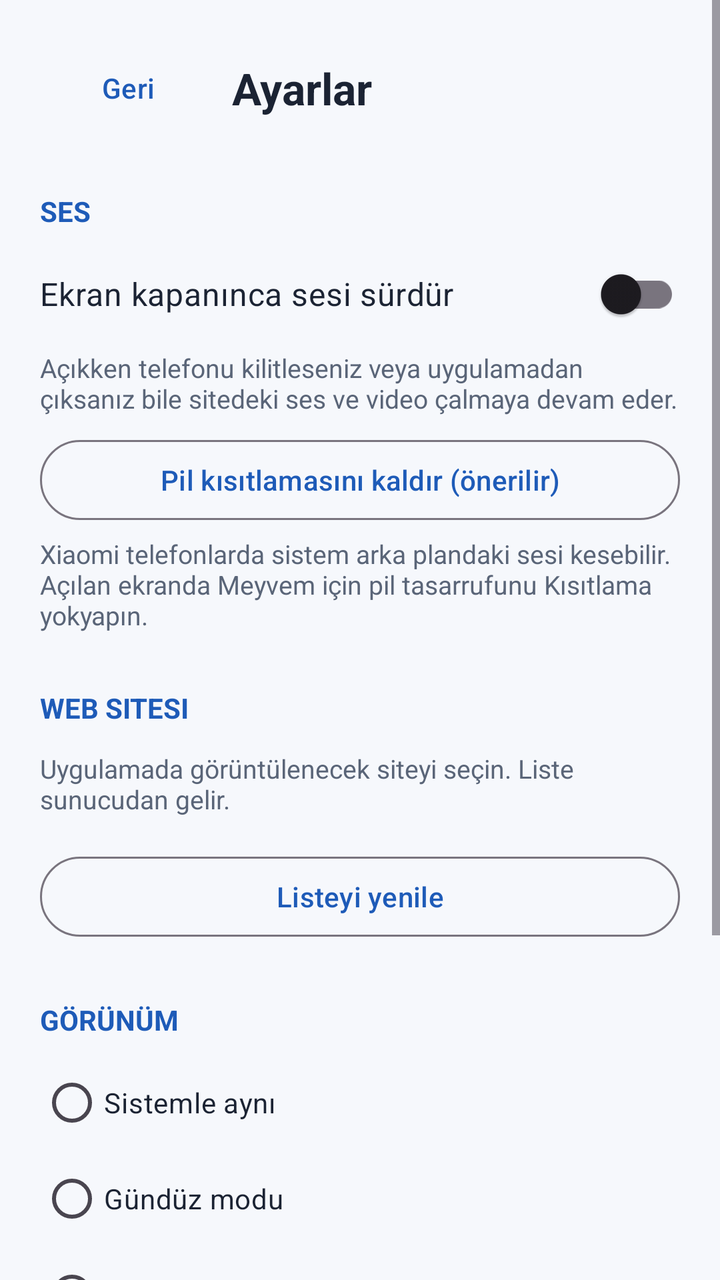
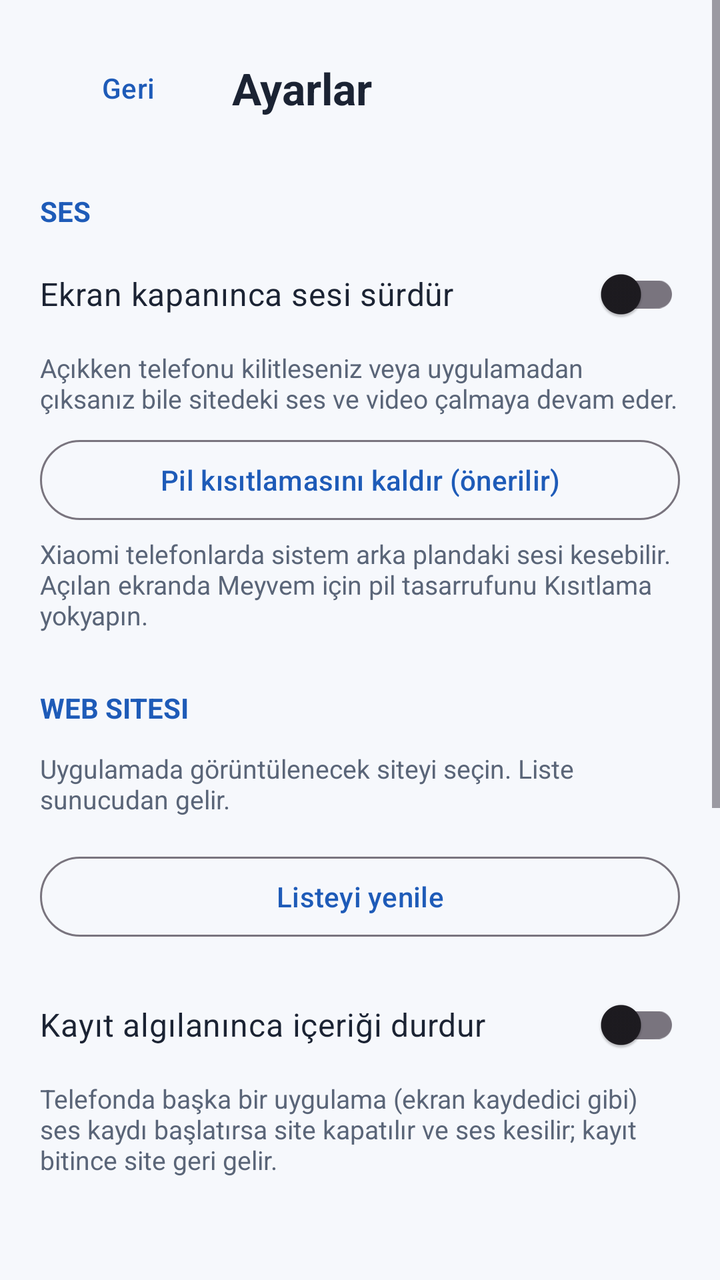

Before-and-after screenshots of an Android layout around one commit, followed by the original layout XML and the change that was made.
<!-- AndroidManifest.xml: application theme Theme.SCJ -->
<!-- res/layout/activity_settings.xml -->
<?xml version="1.0" encoding="utf-8"?>
<ScrollView xmlns:android="http://schemas.android.com/apk/res/android"
    android:layout_width="match_parent"
    android:layout_height="match_parent"
    android:background="@color/background"
    android:fillViewport="true">

    <LinearLayout
        android:layout_width="match_parent"
        android:layout_height="wrap_content"
        android:orientation="vertical"
        android:padding="20dp">

        
        <LinearLayout
            android:layout_width="match_parent"
            android:layout_height="wrap_content"
            android:gravity="center_vertical"
            android:orientation="horizontal">

            <Button
                android:id="@+id/backButton"
                style="@style/Widget.Material3.Button.TextButton"
                android:layout_width="wrap_content"
                android:layout_height="wrap_content"
                android:text="@string/back" />

            <TextView
                android:layout_width="wrap_content"
                android:layout_height="wrap_content"
                android:layout_marginStart="8dp"
                android:text="@string/settings_title"
                android:textColor="@color/on_background"
                android:textSize="22sp"
                android:textStyle="bold" />
        </LinearLayout>

        
        <TextView
            style="@style/SettingsSection"
            android:text="@string/section_audio" />

        <com.google.android.material.switchmaterial.SwitchMaterial
            android:id="@+id/switchKeepAudio"
            android:layout_width="match_parent"
            android:layout_height="wrap_content"
            android:text="@string/keep_audio_title"
            android:textColor="@color/on_background"
            android:textSize="16sp" />

        <TextView
            style="@style/SettingsHint"
            android:text="@string/keep_audio_desc" />

        <Button
            android:id="@+id/batteryButton"
            style="@style/Widget.Material3.Button.OutlinedButton"
            android:layout_width="match_parent"
            android:layout_height="wrap_content"
            android:layout_marginTop="8dp"
            android:text="@string/battery_button" />

        <TextView
            style="@style/SettingsHint"
            android:text="@string/battery_hint" />

        
        <TextView
            style="@style/SettingsSection"
            android:text="@string/section_site" />

        <TextView
            style="@style/SettingsHint"
            android:text="@string/site_hint" />

        <RadioGroup
            android:id="@+id/siteGroup"
            android:layout_width="match_parent"
            android:layout_height="wrap_content"
            android:layout_marginTop="8dp"
            android:orientation="vertical" />

        <TextView
            android:id="@+id/siteMessage"
            style="@style/SettingsHint"
            android:visibility="gone" />

        <Button
            android:id="@+id/siteContinue"
            android:layout_width="match_parent"
            android:layout_height="wrap_content"
            android:layout_marginTop="12dp"
            android:enabled="false"
            android:text="@string/site_continue"
            android:visibility="gone" />

        <Button
            android:id="@+id/siteRefresh"
            style="@style/Widget.Material3.Button.OutlinedButton"
            android:layout_width="match_parent"
            android:layout_height="wrap_content"
            android:layout_marginTop="8dp"
            android:text="@string/site_refresh" />

        
        <TextView
            style="@style/SettingsSection"
            android:text="@string/section_theme" />

        <RadioGroup
            android:id="@+id/themeGroup"
            android:layout_width="match_parent"
            android:layout_height="wrap_content"
            android:orientation="vertical">

            <RadioButton
                android:id="@+id/themeSystem"
                android:layout_width="match_parent"
                android:layout_height="wrap_content"
                android:text="@string/theme_system"
                android:textColor="@color/on_background" />

            <RadioButton
                android:id="@+id/themeLight"
                android:layout_width="match_parent"
                android:layout_height="wrap_content"
                android:text="@string/theme_light"
                android:textColor="@color/on_background" />

            <RadioButton
                android:id="@+id/themeDark"
                android:layout_width="match_parent"
                android:layout_height="wrap_content"
                android:text="@string/theme_dark"
                android:textColor="@color/on_background" />
        </RadioGroup>

        
        <TextView
            style="@style/SettingsSection"
            android:text="@string/section_font" />

        <LinearLayout
            android:layout_width="match_parent"
            android:layout_height="wrap_content"
            android:gravity="center_vertical"
            android:orientation="horizontal">

            <Button
                android:id="@+id/zoomMinus"
                style="@style/Widget.Material3.Button.OutlinedButton"
                android:layout_width="wrap_content"
                android:layout_height="wrap_content"
                android:minWidth="64dp"
                android:text="A−" />

            <SeekBar
                android:id="@+id/zoomSeek"
                android:layout_width="0dp"
                android:layout_height="wrap_content"
                android:layout_weight="1" />

            <Button
                android:id="@+id/zoomPlus"
                style="@style/Widget.Material3.Button.OutlinedButton"
                android:layout_width="wrap_content"
                android:layout_height="wrap_content"
                android:minWidth="64dp"
                android:text="A+" />
        </LinearLayout>

        <LinearLayout
            android:layout_width="match_parent"
            android:layout_height="wrap_content"
            android:layout_marginTop="4dp"
            android:gravity="center_vertical"
            android:orientation="horizontal">

            <TextView
                android:id="@+id/zoomLabel"
                android:layout_width="0dp"
                android:layout_height="wrap_content"
                android:layout_weight="1"
                android:text="%100"
                android:textColor="@color/on_background"
                android:textSize="16sp"
                android:textStyle="bold" />

            <Button
                android:id="@+id/zoomReset"
                style="@style/Widget.Material3.Button.TextButton"
                android:layout_width="wrap_content"
                android:layout_height="wrap_content"
                android:text="@string/font_reset" />
        </LinearLayout>

        <TextView
            android:id="@+id/zoomPreview"
            android:layout_width="match_parent"
            android:layout_height="wrap_content"
            android:layout_marginTop="8dp"
            android:text="@string/font_preview"
            android:textColor="@color/on_background"
            android:textSize="16sp" />
    </LinearLayout>
</ScrollView>
<!-- resources referenced by this layout -->
<resources>
  <color name="background">#F6F8FC</color>
  <color name="on_background">#1B2333</color>
  <string name="back">Geri</string>
  <string name="battery_button">Pil kısıtlamasını kaldır (önerilir)</string>
  <string name="battery_hint">Xiaomi telefonlarda sistem arka plandaki sesi kesebilir. Açılan ekranda Meyvem için pil tasarrufunu "Kısıtlama yok" yapın.</string>
  <string name="font_preview">Örnek yazı: Taze meyve, taze bilgi.</string>
  <string name="font_reset">Varsayılan</string>
  <string name="keep_audio_desc">Açıkken telefonu kilitleseniz veya uygulamadan çıksanız bile sitedeki ses ve video çalmaya devam eder.</string>
  <string name="keep_audio_title">Ekran kapanınca sesi sürdür</string>
  <string name="section_audio">Ses</string>
  <string name="section_font">Yazı boyutu</string>
  <string name="section_site">Web sitesi</string>
  <string name="section_theme">Görünüm</string>
  <string name="settings_title">Ayarlar</string>
  <string name="site_continue">Devam Et</string>
  <string name="site_hint">Uygulamada görüntülenecek siteyi seçin. Liste sunucudan gelir.</string>
  <string name="site_refresh">Listeyi yenile</string>
  <string name="theme_dark">Gece modu</string>
  <string name="theme_light">Gündüz modu</string>
  <string name="theme_system">Sistemle aynı</string>
  <style name="SettingsHint">
          <item name="android:layout_width">match_parent</item>
          <item name="android:layout_height">wrap_content</item>
          <item name="android:layout_marginTop">4dp</item>
          <item name="android:textColor">@color/on_background_muted</item>
          <item name="android:textSize">13sp</item>
      </style>
  <style name="SettingsSection">
          <item name="android:layout_width">match_parent</item>
          <item name="android:layout_height">wrap_content</item>
          <item name="android:layout_marginTop">28dp</item>
          <item name="android:layout_marginBottom">8dp</item>
          <item name="android:textColor">@color/accent_text</item>
          <item name="android:textSize">14sp</item>
          <item name="android:textStyle">bold</item>
          <item name="android:textAllCaps">true</item>
      </style>
  <style name="Theme.SCJ" parent="Theme.Material3.DayNight.NoActionBar">
          <item name="colorPrimary">@color/primary</item>
          <item name="colorPrimaryDark">@color/primary_dark</item>
          <item name="android:statusBarColor">@color/primary_dark</item>
          <item name="android:windowBackground">@color/background</item>
      </style>
  <color name="on_background_muted">#5A6578</color>
  <color name="accent_text">#1E5BB8</color>
  <color name="primary">#1E5BB8</color>
  <color name="primary_dark">#16448A</color>
</resources>

<!-- the commit's change to res/layout/activity_settings.xml (unified diff, before → after) -->
@@ -102,6 +102,24 @@
             android:layout_marginTop="8dp"
             android:text="@string/site_refresh" />
 
+        <com.google.android.material.switchmaterial.SwitchMaterial
+            android:id="@+id/switchPauseRec"
+            android:layout_width="match_parent"
+            android:layout_height="wrap_content"
+            android:layout_marginTop="16dp"
+            android:text="@string/rec_pause_title"
+            android:textColor="@color/on_background"
+            android:textSize="16sp" />
+
+        <TextView
+            style="@style/SettingsHint"
+            android:text="@string/rec_pause_desc" />
+
+        <TextView
+            android:id="@+id/recStatus"
+            style="@style/SettingsHint"
+            android:textStyle="bold" />
+
         
         <TextView
             style="@style/SettingsSection"
<!-- resource entries referenced after the edit -->
@@ -9,6 +9,8 @@
   <string name="font_reset">Varsayılan</string>
   <string name="keep_audio_desc">Açıkken telefonu kilitleseniz veya uygulamadan çıksanız bile sitedeki ses ve video çalmaya devam eder.</string>
   <string name="keep_audio_title">Ekran kapanınca sesi sürdür</string>
+  <string name="rec_pause_desc">Telefonda başka bir uygulama (ekran kaydedici gibi) ses kaydı başlatırsa site kapatılır ve ses kesilir; kayıt bitince site geri gelir.</string>
+  <string name="rec_pause_title">Kayıt algılanınca içeriği durdur</string>
   <string name="section_audio">Ses</string>
   <string name="section_font">Yazı boyutu</string>
   <string name="section_site">Web sitesi</string>
